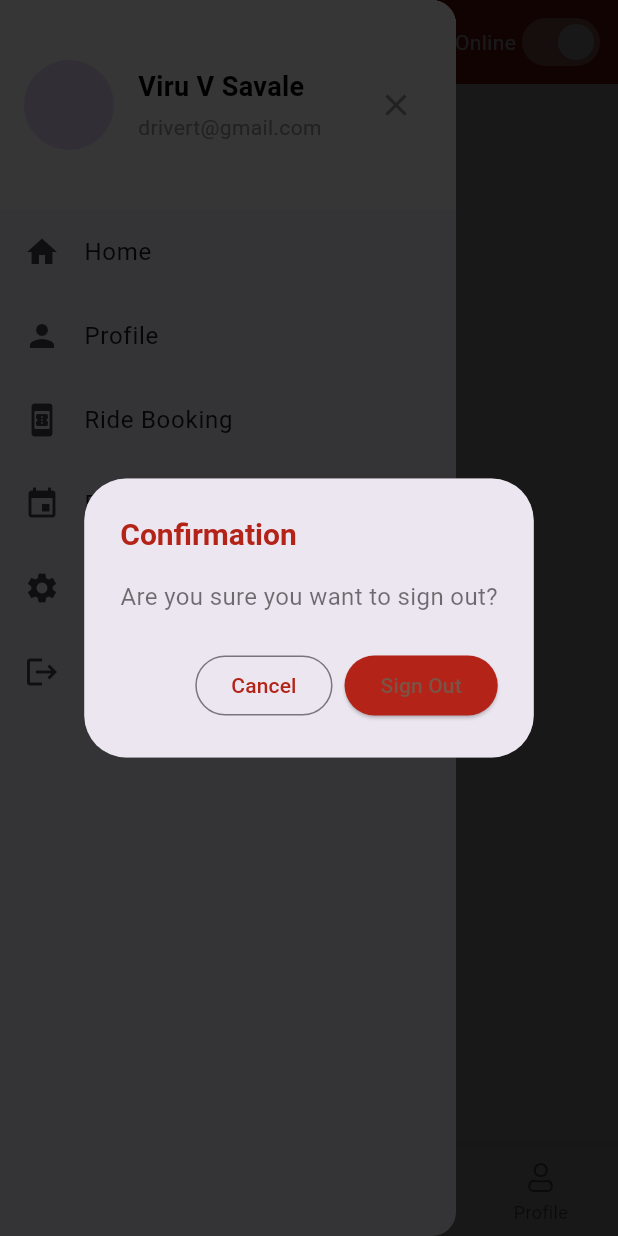
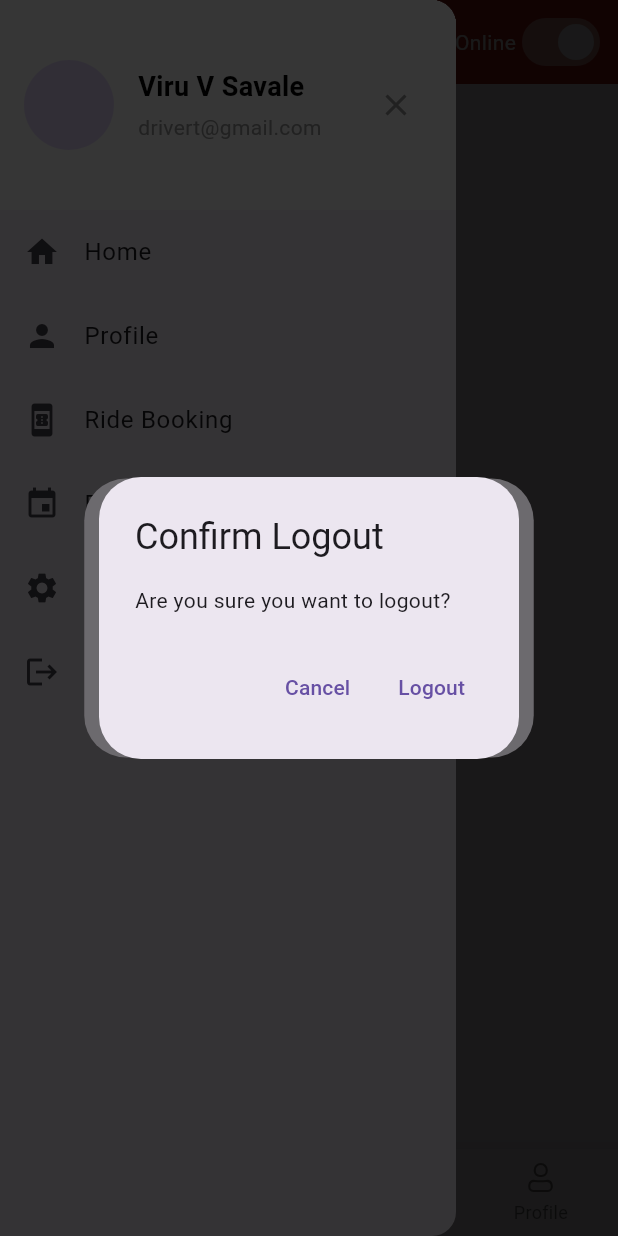
Before and after one commit to Amaanvikar/GetxFlow, a Flutter app: the HomeScreen screen opened by its route, in the side drawer, after a tap on "Logout", on a phone screen of 412 x 824 dp. Run offline on Flutter 3.47's test engine with Material 3 defaults, Android fonts, the phone set to English and light mode, and no system bars; our stand-ins replace firebase_core, flutter_svg, get, image_picker, shared_preferences; accounts and stored records are empty.

Commit message:
ADD:Drawer bugs

```diff
--- a/lib/common/widget/drawer_widget.dart
+++ b/lib/common/widget/drawer_widget.dart
@@ -1,8 +1,7 @@
 import 'package:flutter/material.dart';
 import 'package:get/get.dart';
 import 'package:getxflow/controller/drawer_controller.dart';
-import 'package:getxflow/screens/login.dart';
-import 'package:shared_preferences/shared_preferences.dart';
+import 'package:getxflow/controller/login_controller.dart';
 
 class DrawerWidget extends StatefulWidget {
   DrawerWidget({super.key});
@@ -13,22 +12,13 @@ class DrawerWidget extends StatefulWidget {
 
 class _DrawerWidgetState extends State<DrawerWidget> {
   final DrawerLogicController controller = Get.put(DrawerLogicController());
+  final LoginController loginController = Get.put(LoginController());
 
   @override
   Widget build(BuildContext context) {
     return Drawer(
       child: Column(
         children: <Widget>[
-          // Drawer Header
-          // UserAccountsDrawerHeader(
-          //   accountName: Text('Aman Pathan'),
-          //   accountEmail: Text('amanp@gmail.com'),
-          //   currentAccountPicture: CircleAvatar(
-          //     backgroundColor: Colors.orange,
-          //     child: Text('A', style: TextStyle(color: Colors.white)),
-          //   ),
-          // ),
-
           Container(
             padding: EdgeInsets.symmetric(vertical: 40, horizontal: 16),
             color: Colors.white,
@@ -113,25 +103,13 @@ class _DrawerWidgetState extends State<DrawerWidget> {
             onTap: () => Get.toNamed('/settings'),
           ),
           ListTile(
-              title: Text(
-                'Logout',
-                style: TextStyle(fontSize: 16),
-              ),
-              leading: Icon(Icons.logout),
-              onTap: () async {
-                bool shouldLogout =
-                    await controller.showLogoutConfirmationDialog();
-
-                if (shouldLogout) {
-                  // Clear shared preferences and navigate to login
-                  SharedPreferences prefs =
-                      await SharedPreferences.getInstance();
-                  await prefs.clear();
-
-                  Get.offAll(() =>
-                      LoginPage()); // Navigate to login screen and remove all previous routes
-                }
-              }),
+            title: Text(
+              'Logout',
+              style: TextStyle(fontSize: 16),
+            ),
+            leading: Icon(Icons.logout),
+            onTap: () => loginController.showLogoutConfirmation(context),
+          ),
         ],
       ),
     );
--- a/lib/controller/login_controller.dart
+++ b/lib/controller/login_controller.dart
@@ -1,5 +1,6 @@
 import 'dart:convert';
 import 'package:flutter/cupertino.dart';
+import 'package:flutter/material.dart';
 import 'package:get/get.dart';
 import 'package:getxflow/models/user_profile_model.dart';
 import 'package:getxflow/screens/homescreen.dart';
@@ -93,4 +94,28 @@ class LoginController extends GetxController {
     await prefs.clear();
     Get.offAll(() => LoginPage());
   }
+
+  Future<void> showLogoutConfirmation(BuildContext context) async {
+    bool? shouldLogout = await showDialog<bool>(
+      context: context,
+      builder: (context) => AlertDialog(
+        title: Text('Confirm Logout'),
+        content: Text('Are you sure you want to logout?'),
+        actions: [
+          TextButton(
+            onPressed: () => Navigator.pop(context, false),
+            child: Text('Cancel'),
+          ),
+          TextButton(
+            onPressed: () => Navigator.pop(context, true),
+            child: Text('Logout'),
+          ),
+        ],
+      ),
+    );
+
+    if (shouldLogout == true) {
+      await logout();
+    }
+  }
 }
```
Also changed, not shown: lib/screens/home.dart (deleted, +0 -30 lines), lib/screens/homepage.dart (deleted, +0 -33 lines), 8 other files.
